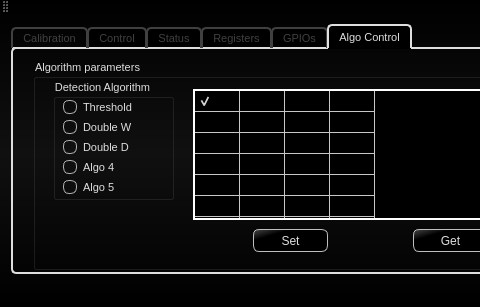
Qt form src/AWLQtDemo/awlqtdemo.ui (samanwaya-jena/EVAL-ADAL6110-16-GUI) before a commit; both pictures show x 0 to 480 and y 0 to 307 of the 1022 by 307 pixel window.
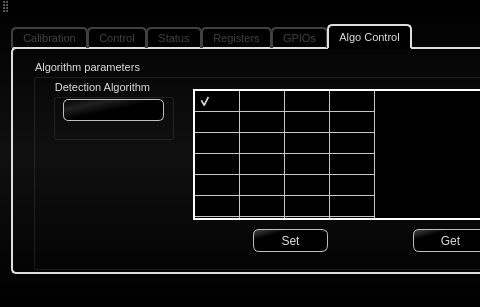
The same form after that commit. The open tabs and pages were chosen to show the change. Icons and pictures are not drawn.

Commit message: Replace Algo selection Radio Buttons buy a group box.

The edit to the form file:
```diff
--- a/src/AWLQtDemo/awlqtdemo.ui
+++ b/src/AWLQtDemo/awlqtdemo.ui
@@ -10,7 +10,7 @@
     <x>0</x>
     <y>0</y>
     <width>1020</width>
-    <height>295</height>
+    <height>294</height>
    </rect>
   </property>
   <property name="sizePolicy">
@@ -4723,78 +4723,23 @@
              <x>20</x>
              <y>20</y>
              <width>121</width>
-             <height>121</height>
+             <height>61</height>
             </rect>
            </property>
            <property name="title">
             <string>Detection Algorithm</string>
            </property>
-           <widget class="QRadioButton" name="algo1RadioButton">
+           <widget class="QComboBox" name="algoSelectComboBox">
             <property name="geometry">
              <rect>
               <x>10</x>
               <y>20</y>
-              <width>70</width>
-              <height>17</height>
+              <width>101</width>
+              <height>22</height>
              </rect>
             </property>
-            <property name="text">
-             <string>Threshold</string>
-            </property>
-            <property name="checked">
-             <bool>false</bool>
-            </property>
-           </widget>
-           <widget class="QRadioButton" name="algo2RadioButton">
-            <property name="geometry">
-             <rect>
-              <x>10</x>
-              <y>40</y>
-              <width>70</width>
-              <height>17</height>
-             </rect>
-            </property>
-            <property name="text">
-             <string>Double W</string>
-            </property>
-           </widget>
-           <widget class="QRadioButton" name="algo3RadioButton">
-            <property name="geometry">
-             <rect>
-              <x>10</x>
-              <y>60</y>
-              <width>70</width>
-              <height>17</height>
-             </rect>
-            </property>
-            <property name="text">
-             <string>Double D</string>
-            </property>
-           </widget>
-           <widget class="QRadioButton" name="algo4RadioButton">
-            <property name="geometry">
-             <rect>
-              <x>10</x>
-              <y>80</y>
-              <width>70</width>
-              <height>17</height>
-             </rect>
-            </property>
-            <property name="text">
-             <string>Algo 4</string>
-            </property>
-           </widget>
-           <widget class="QRadioButton" name="algo5RadioButton">
-            <property name="geometry">
-             <rect>
-              <x>10</x>
-              <y>100</y>
-              <width>70</width>
-              <height>17</height>
-             </rect>
-            </property>
-            <property name="text">
-             <string>Algo 5</string>
+            <property name="currentText">
+             <string/>
             </property>
            </widget>
           </widget>
```
Left out of the diff: 86 changed lines with no effect on the pictures. The commit also changes 2 other files.
